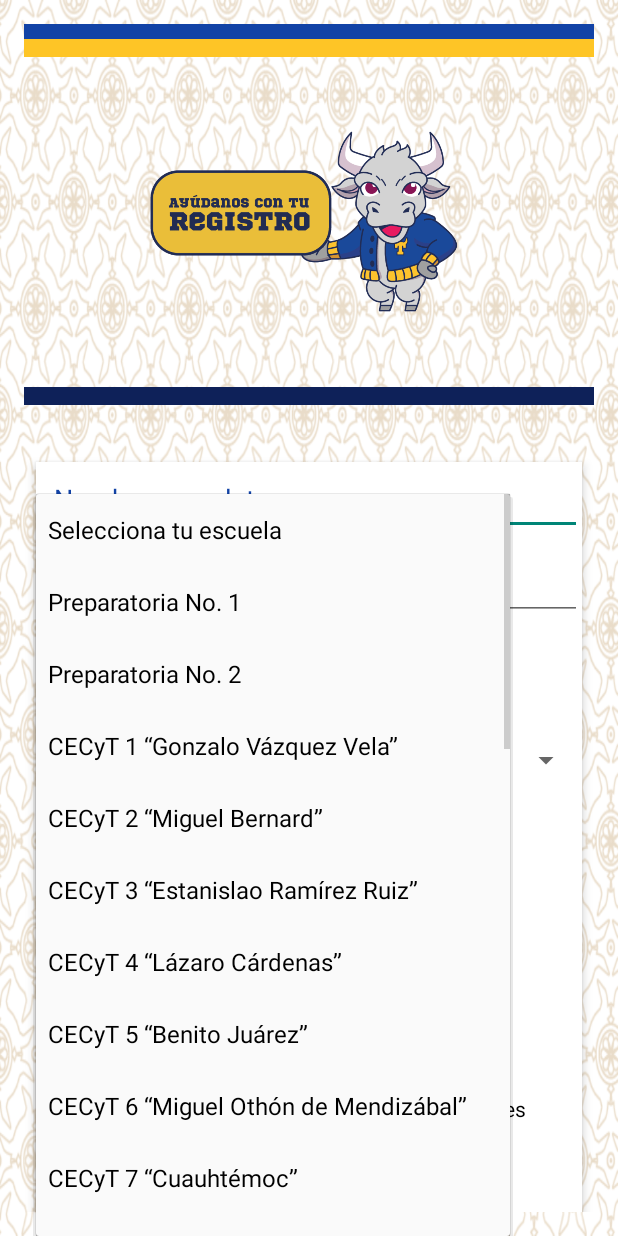
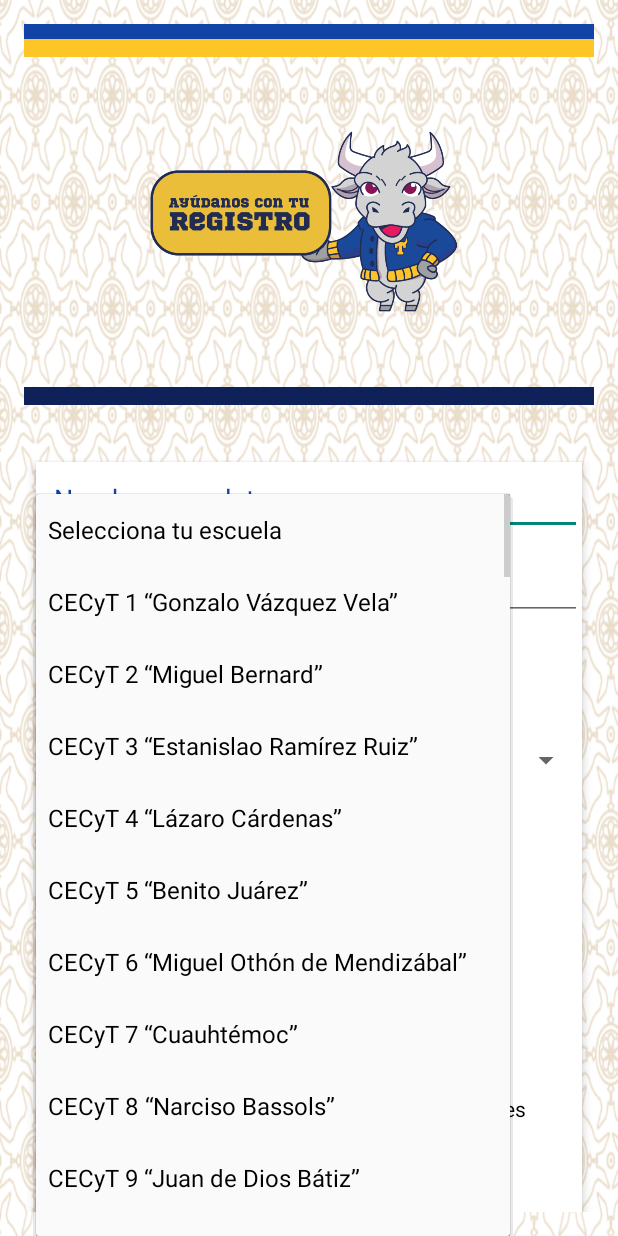
Before and after one commit to CarlosFrando/AppGame, an Android app: the screen it shows after launch (MainActivity), after a tap on "Selecciona tu escuela", on a phone screen of 412 x 824 dp. Run offline under Robolectric (Android 15) with nearby library versions, the phone set to English and light mode, and no system bars.

Commit message:
Update strings.xml
escuelas

Signed-off-by: kev310 <2230827@upt.edu.mx>

```diff
--- a/app/src/main/res/values/strings.xml
+++ b/app/src/main/res/values/strings.xml
@@ -8,8 +8,6 @@
 
     <string-array name="escuelas_array">
         <item>Selecciona tu escuela</item>
-        <item>Preparatoria No. 1</item>
-        <item>Preparatoria No. 2</item>
         <item>CECyT 1 “Gonzalo Vázquez Vela”</item>
         <item>CECyT 2 “Miguel Bernard”</item>
         <item>CECyT 3 “Estanislao Ramírez Ruiz”</item>
@@ -37,6 +35,77 @@
         <item>Prepa UNAM Plantel 2 “Erasmo Castellanos Quinto”</item>
         <item>Prepa UNAM Plantel 3 “Justo Sierra”</item>
         <item>Prepa UNAM Plantel 4 “Vidal Castañeda y Nájera”</item>
+        <item>TELEBACHILLERATO COMUNITARIO HERMOSILLO MONTE NOBLE</item>
+        <item>COLEGIO DE ESTUDIOS CIENTIFICOS Y TECNOLOGICOS DEL ESTADO DE HIDALGO PLANTEL
+SANTIAGO DE ANAYA</item>
+        <item>COLEGIO DE ESTUDIOS CIENTIFICOS Y TECNOLOGICOS DEL ESTADO DE HIDALGO PLANTEL
+SANTIAGO TULANTEPEC</item>
+        <item>CENTRO DE BACHILLERATO TECNOLOGICO INDUSTRIAL Y DE SERVICIOS NUM. 287</item>
+        <item>CENTRO DE BACHILLERATO TECNOLOGICO INDUSTRIAL Y DE SERVICIOS NUM. 5 HIDALGO</item>
+        <item>CENTRO DE BACHILLERATO TECNOLOGICO AGROPECUARIO NUM. 4 HIDALGO</item>
+        <item>COLEGIO DE BACHILLERES PLANTEL ZAPOTLAN HIDALGO</item>
+        <item>TELEBACHILLERATO COMUNITARIO NUEVA ESPERANZA HIDALGO</item>
+        <item>TELEBACHILLERATO COMUNITARIO TEPEPA</item>
+        <item>CENTRO DE ATENCION DE ESTUDIANTES CON DISCAPACIDAD, CBTIS 083</item>
+        <item>CENTRO DE BACHILLERATO TECNOLOGICO AGROPECUARIO NUM. 179</item>
+        <item>CENTRO DE BACHILLERATO TECNOLOGICO AGROPECUARIO NUM. 152</item>
+        <item>CENTRO DE BACHILLERATO TECNOLOGICO INDUSTRIAL Y DE SERVICIOS NUM. 287</item>
+        <item>CENTRO DE BACHILLERATO TECNOLOGICO INDUSTRIAL Y DE SERVICIOS NUM. 218</item>
+        <item>CENTRO DE BACHILLERATO TECNOLOGICO INDUSTRIAL Y DE SERVICIOS NUM. 59</item>
+        <item>CENTRO DE BACHILLERATO TECNOLOGICO INDUSTRIAL Y DE SERVICIOS NUM. 59</item>
+        <item>COLEGIO DE ESTUDIOS CIENTIFICOS Y TECNOLOGICOS DEL ESTADO DE HIDALGO PLANTEL
+TEPEAPULCO</item>
+        <item>COLEGIO DE ESTUDIOS CIENTIFICOS Y TECNOLOGICOS DEL ESTADO DE HIDALGO PLANTEL AGUA
+BLANCA</item>
+        <item>COLEGIO DE BACHILLERES PLANTEL ACATLAN</item>
+        <item>CENTRO DE ESTUDIOS TECNOLOGICOS INDUSTRIAL Y DE SERVICIOS NUM. 26</item>
+        <item>CENTRO DE BACHILLERATO TECNOLOGICO INDUSTRIAL Y DE SERVICIOS NUM. 179</item>
+        <item>CENTRO DE ATENCION DE ESTUDIANTES CON DISCAPACIDAD, CBTIS 179</item>
+        <item>COLEGIO DE ESTUDIOS CIENTIFICOS Y TECNOLOGICOS DEL ESTADO DE HIDALGO PLANTEL
+TULANCINGO</item>
+        <item>ESCUELA PREPARATORIA NUM. DOS</item>
+        <item>ESCUELA PREPARATORIA NUM. UNO</item>
+        <item>BACHILLERATO GENERAL CORONEL NICOLAS ROMERO</item>
+        <item>ESCUELA PREPARATORIA NUM. CUATRO</item>
+        <item>ESCUELA PREPARATORIA NUM. TRES</item>
+        <item>ENTRO DE BACHILLERATO TECNOLOGICO INDUSTRIAL Y DE SERVICIOS NUM. 218</item>
+        <item>CENTRO DE BACHILLERATO TECNOLOGICO INDUSTRIAL Y DE SERVICIOS NUM. 287</item>
+        <item>CENTRO DE ATENCION DE ESTUDIANTES CON DISCAPACIDAD, CECATI 114</item>
+        <item>CENTRO DE BACHILLERATO TECNOLOGICO INDUSTRIAL Y DE SERVICIOS NUM. 222</item>
+        <item>CENTRO DE BACHILLERATO TECNOLOGICO AGROPECUARIO NUM. 29</item>
+        <item>CENTRO DE BACHILLERATO TECNOLOGICO INDUSTRIAL Y DE SERVICIOS NUM. 59</item>
+                <item>Selecciona tu escuela</item>
+                <item>Preparatoria No. 1</item>
+                <item>Preparatoria No. 2</item>
+                <item>CECyT 1 “Gonzalo Vázquez Vela”</item>
+                <item>CECyT 2 “Miguel Bernard”</item>
+                <item>CECyT 3 “Estanislao Ramírez Ruiz”</item>
+                <item>CECyT 4 “Lázaro Cárdenas”</item>
+                <item>CECyT 5 “Benito Juárez”</item>
+                <item>CECyT 6 “Miguel Othón de Mendizábal”</item>
+                <item>CECyT 7 “Cuauhtémoc”</item>
+                <item>CECyT 8 “Narciso Bassols”</item>
+                <item>CECyT 9 “Juan de Dios Bátiz”</item>
+                <item>CECyT 10 “Carlos Vallejo Márquez”</item>
+                <item>CECyT 11 “Wilfrido Massieu”</item>
+                <item>CECyT 12 “José María Morelos”</item>
+                <item>CECyT 13 “Ricardo Flores Magón”</item>
+                <item>CECyT 14 “Luis Enrique Erro”</item>
+                <item>CECyT 15 “Diódoro Antúnez Echegaray”</item>
+                <item>CECyT 16 “Hidalgo”</item>
+                <item>CECyT 17 “León, Guanajuato”</item>
+                <item>CECyT 18 “Zacatecas”</item>
+                <item>Centro de Estudios Tecnológicos (CETis) 1</item>
+                <item>CETis 2</item>
+                <item>CETis 3</item>
+                <item>CONALEP 1</item>
+                <item>CONALEP 2</item>
+                <item>Prepa UNAM Plantel 1 “Gabino Barreda”</item>
+                <item>Prepa UNAM Plantel 2 “Erasmo Castellanos Quinto”</item>
+                <item>Prepa UNAM Plantel 3 “Justo Sierra”</item>
+                <item>Prepa UNAM Plantel 4 “Vidal Castañeda y Nájera”</item>
+
+
     </string-array>
 
 
```
